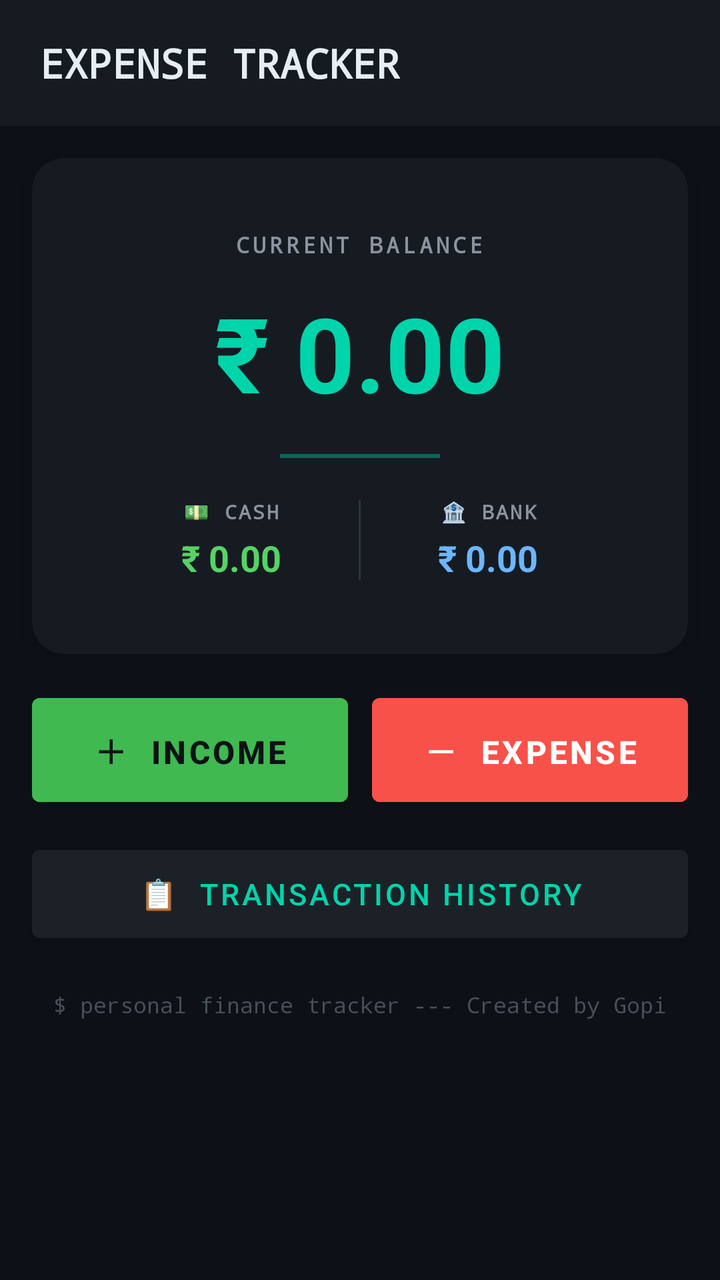
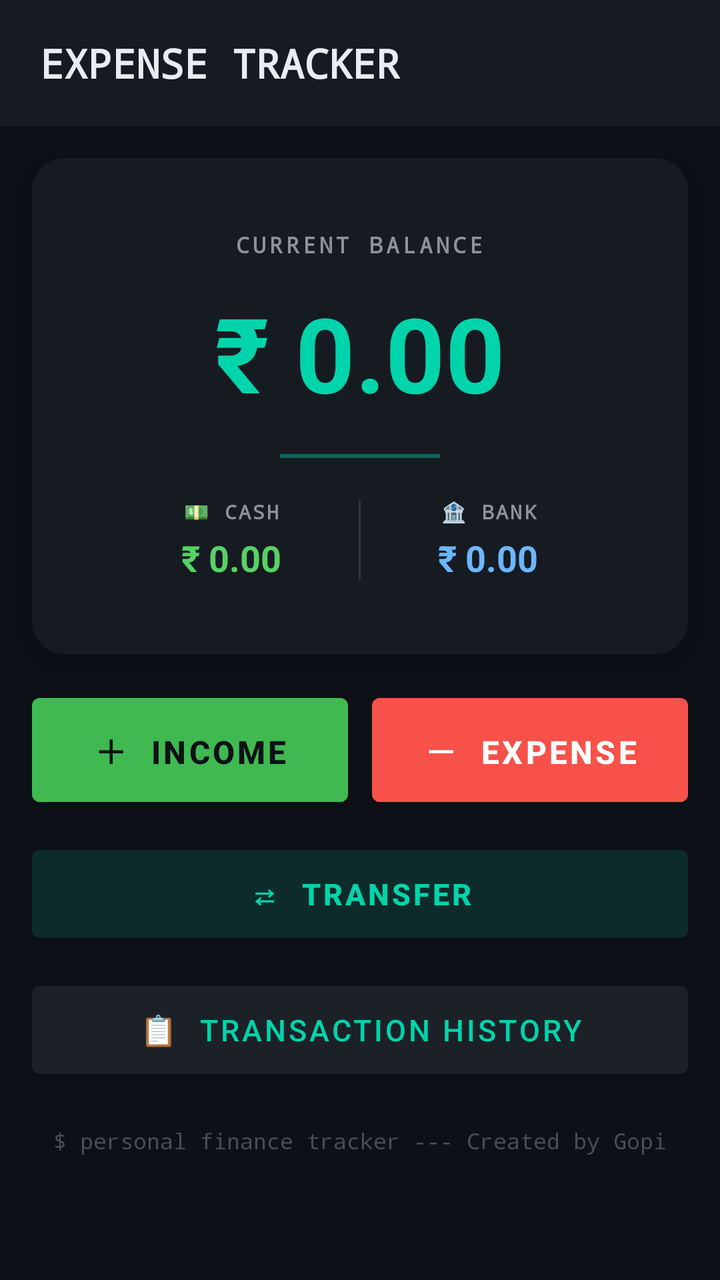

Before-and-after screenshots of an Android layout around one commit, followed by the original layout XML and the change that was made.
<!-- AndroidManifest.xml: application theme Theme.ExpenseTracker -->
<!-- res/layout/activity_main.xml -->
<?xml version="1.0" encoding="utf-8"?>
<LinearLayout
    xmlns:android="http://schemas.android.com/apk/res/android"
    xmlns:app="http://schemas.android.com/apk/res-auto"
    android:layout_width="match_parent"
    android:layout_height="match_parent"
    android:orientation="vertical"
    android:background="#0D1117">

    
    <LinearLayout
        android:layout_width="match_parent"
        android:layout_height="wrap_content"
        android:background="#161B22"
        android:paddingVertical="18dp"
        android:paddingHorizontal="20dp"
        android:gravity="center_vertical"
        android:orientation="horizontal">

        <TextView
            android:layout_width="wrap_content"
            android:layout_height="wrap_content"
            android:textColor="#00D4AA"
            android:textSize="20sp"
            android:textStyle="bold"
            android:fontFamily="monospace"/>

        <TextView
            android:layout_width="wrap_content"
            android:layout_height="wrap_content"
            android:text="EXPENSE TRACKER"
            android:textColor="#E6EDF3"
            android:textSize="20sp"
            android:textStyle="bold"
            android:fontFamily="monospace"/>
    </LinearLayout>

    
    <androidx.cardview.widget.CardView
        android:layout_width="match_parent"
        android:layout_height="wrap_content"
        android:layout_margin="16dp"
        app:cardElevation="8dp"
        app:cardCornerRadius="16dp"
        app:cardBackgroundColor="#161B22">

        <LinearLayout
            android:layout_width="match_parent"
            android:layout_height="wrap_content"
            android:orientation="vertical"
            android:paddingVertical="36dp"
            android:paddingHorizontal="24dp"
            android:gravity="center">

            <TextView
                android:layout_width="wrap_content"
                android:layout_height="wrap_content"
                android:text="CURRENT BALANCE"
                android:textColor="#8B949E"
                android:textSize="11sp"
                android:letterSpacing="0.15"
                android:textStyle="bold"
                android:fontFamily="monospace"/>

            <TextView
                android:id="@+id/tvBalance"
                android:layout_width="wrap_content"
                android:layout_height="wrap_content"
                android:text="₹ 0.00"
                android:textColor="#00D4AA"
                android:textSize="52sp"
                android:textStyle="bold"
                android:layout_marginTop="12dp" />

            
            <View
                android:layout_width="80dp"
                android:layout_height="2dp"
                android:background="#00D4AA"
                android:layout_marginTop="16dp"
                android:alpha="0.4"/>

            
            <LinearLayout
                android:layout_width="match_parent"
                android:layout_height="wrap_content"
                android:orientation="horizontal"
                android:layout_marginTop="20dp"
                android:gravity="center">

                
                <LinearLayout
                    android:layout_width="0dp"
                    android:layout_height="wrap_content"
                    android:layout_weight="1"
                    android:orientation="vertical"
                    android:gravity="center"
                    android:paddingStart="12dp">

                    <TextView
                        android:layout_width="wrap_content"
                        android:layout_height="wrap_content"
                        android:text="💵 CASH"
                        android:textColor="#8B949E"
                        android:textSize="10sp"
                        android:letterSpacing="0.1"
                        android:textStyle="bold"
                        android:fontFamily="monospace"/>

                    <TextView
                        android:id="@+id/tvCashBalance"
                        android:layout_width="wrap_content"
                        android:layout_height="wrap_content"
                        android:text="₹ 0.00"
                        android:textColor="#56D364"
                        android:textSize="18sp"
                        android:textStyle="bold"
                        android:layout_marginTop="4dp" />
                </LinearLayout>

                
                <View
                    android:layout_width="1dp"
                    android:layout_height="40dp"
                    android:background="#484F58"
                    android:alpha="0.5"/>

                
                <LinearLayout
                    android:layout_width="0dp"
                    android:layout_height="wrap_content"
                    android:layout_weight="1"
                    android:orientation="vertical"
                    android:gravity="center"
                    android:paddingEnd="12dp">

                    <TextView
                        android:layout_width="wrap_content"
                        android:layout_height="wrap_content"
                        android:text="🏦 BANK"
                        android:textColor="#8B949E"
                        android:textSize="10sp"
                        android:letterSpacing="0.1"
                        android:textStyle="bold"
                        android:fontFamily="monospace"/>

                    <TextView
                        android:id="@+id/tvBankBalance"
                        android:layout_width="wrap_content"
                        android:layout_height="wrap_content"
                        android:text="₹ 0.00"
                        android:textColor="#6CB6FF"
                        android:textSize="18sp"
                        android:textStyle="bold"
                        android:layout_marginTop="4dp" />
                </LinearLayout>
            </LinearLayout>
        </LinearLayout>
    </androidx.cardview.widget.CardView>

    
    <LinearLayout
        android:layout_width="match_parent"
        android:layout_height="wrap_content"
        android:orientation="horizontal"
        android:paddingHorizontal="16dp">

        <Button
            android:id="@+id/btnCredit"
            android:layout_width="0dp"
            android:layout_height="64dp"
            android:layout_weight="1"
            android:text="＋  Income"
            android:textSize="16sp"
            android:textStyle="bold"
            android:backgroundTint="#3FB950"
            android:textColor="#0D1117"
            android:layout_marginEnd="6dp" />

        <Button
            android:id="@+id/btnDebit"
            android:layout_width="0dp"
            android:layout_height="64dp"
            android:layout_weight="1"
            android:text="－  Expense"
            android:textSize="16sp"
            android:textStyle="bold"
            android:backgroundTint="#F85149"
            android:textColor="#FFFFFF"
            android:layout_marginStart="6dp" />
    </LinearLayout>

    
    <Button
        android:id="@+id/btnHistory"
        android:layout_width="match_parent"
        android:layout_height="56dp"
        android:layout_marginHorizontal="16dp"
        android:layout_marginTop="12dp"
        android:text="📋  Transaction History"
        android:textSize="15sp"
        android:backgroundTint="#1C2128"
        android:textColor="#00D4AA"
        android:strokeColor="#00D4AA"
        android:strokeWidth="1"/>

    
    <TextView
        android:layout_width="match_parent"
        android:layout_height="wrap_content"
        android:layout_marginTop="20dp"
        android:text="$ personal finance tracker --- Created by Gopi"
        android:textColor="#484F58"
        android:textSize="11sp"
        android:fontFamily="monospace"
        android:gravity="center"/>

</LinearLayout>
<!-- resources referenced by this layout -->
<resources>
  <style name="Theme.ExpenseTracker" parent="Theme.MaterialComponents.DayNight.NoActionBar">
          <item name="colorPrimary">@color/colorAccent</item>
          <item name="colorPrimaryVariant">@color/colorAccentDim</item>
          <item name="colorOnPrimary">@color/black</item>
          <item name="android:windowBackground">@color/colorBg</item>
          <item name="android:textColor">@color/colorTextPrimary</item>
          <item name="android:editTextStyle">@style/DarkEditText</item>
      </style>
  <color name="colorAccent">#00D4AA</color>
  <color name="colorAccentDim">#004D40</color>
  <color name="black">#FF000000</color>
  <color name="colorBg">#0D1117</color>
  <color name="colorTextPrimary">#E6EDF3</color>
  <style name="DarkEditText" parent="Widget.MaterialComponents.TextInputEditText.OutlinedBox">
          <item name="android:textColor">@color/colorTextPrimary</item>
          <item name="android:textColorHint">@color/colorTextHint</item>
          <item name="android:background">@color/colorCard</item>
      </style>
  <color name="colorTextHint">#484F58</color>
  <color name="colorCard">#1C2128</color>
</resources>

<!-- the commit's change to res/layout/activity_main.xml (unified diff, before → after) -->
@@ -192,6 +192,19 @@
 
     
     <Button
+        android:id="@+id/btnTransfer"
+        android:layout_width="match_parent"
+        android:layout_height="56dp"
+        android:layout_marginHorizontal="16dp"
+        android:layout_marginTop="12dp"
+        android:text="⇄  Transfer"
+        android:textSize="15sp"
+        android:textStyle="bold"
+        android:backgroundTint="#0D2B2B"
+        android:textColor="#00D4AA" />
+
+    
+    <Button
         android:id="@+id/btnHistory"
         android:layout_width="match_parent"
         android:layout_height="56dp"
